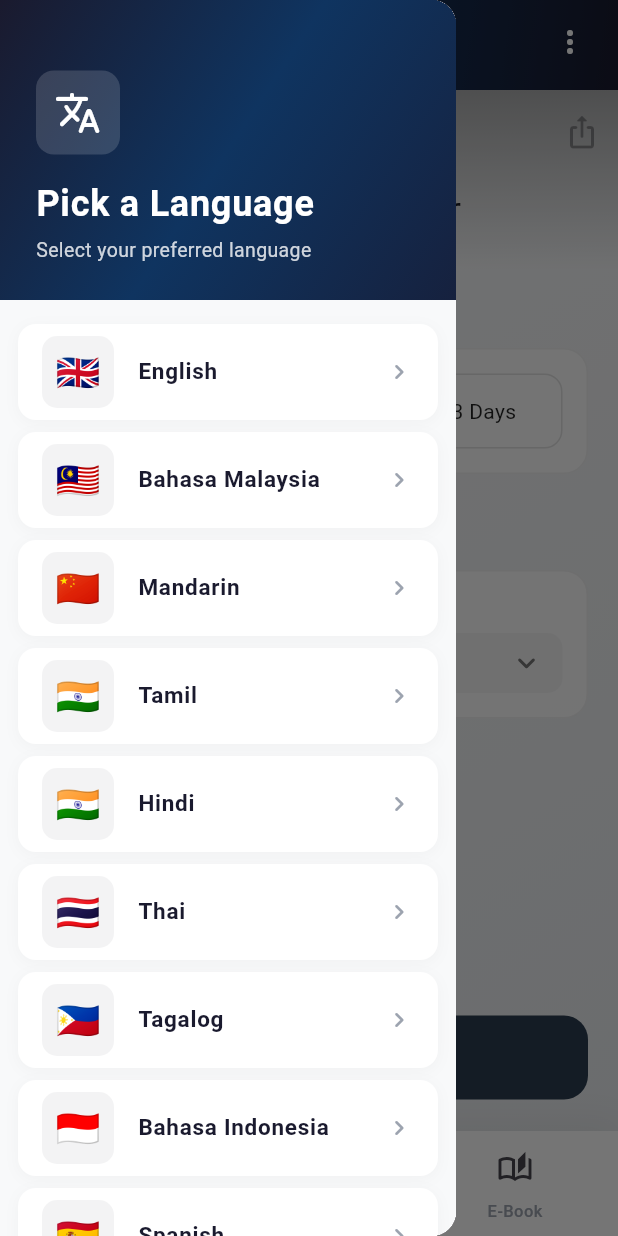
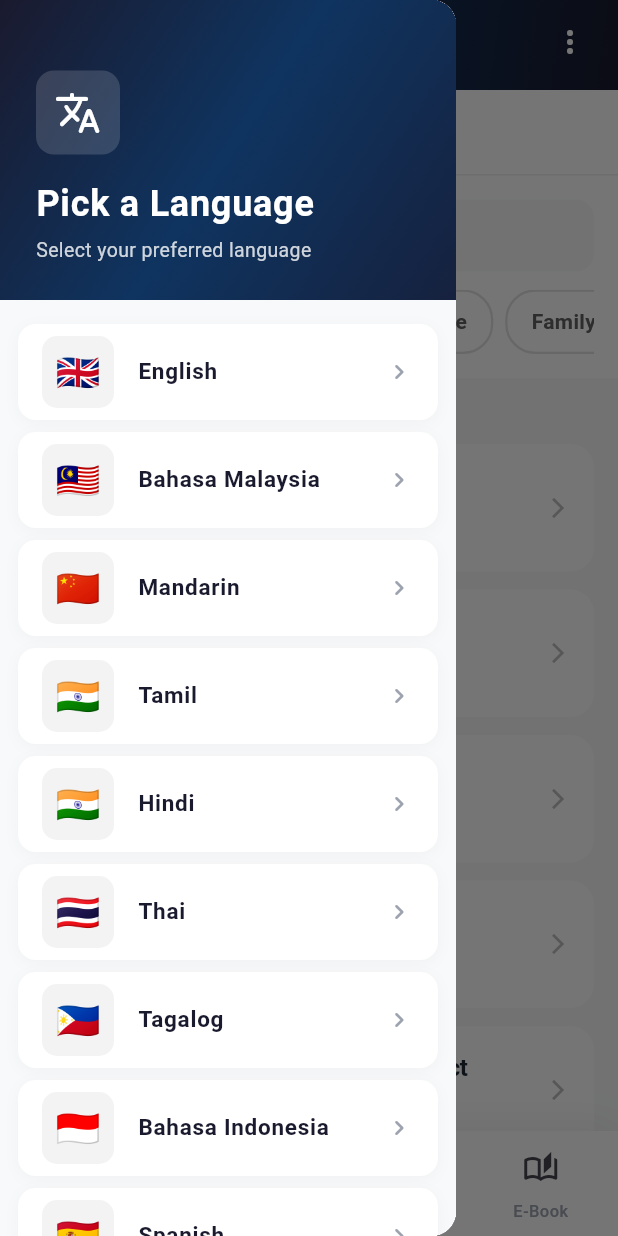
Before and after one commit to Gjlang/KV4L, a Flutter app: the screen it shows after launch, item 2 of the bottom bar chosen, with the side drawer open, on a phone screen of 412 x 824 dp. Run offline on Flutter 3.47's test engine with Material 3 defaults, Android fonts, the phone set to English and light mode, and no system bars; our stand-ins replace cached_network_image, carousel_slider, flutter_cache_manager, google_mobile_ads, package_info_plus, pdf and 4 more; missing offline and left inert: flutter_downloader, flutter_inappwebview, in_app_update; network calls fail; Roboto replaces fonts that are missing (System).

Commit message:
add ratings

```diff
--- a/lib/main.dart
+++ b/lib/main.dart
@@ -25,6 +25,7 @@ import 'ebook_page.dart';
 import 'package:in_app_update/in_app_update.dart';
 import 'generated/l10n.dart';
 import 'package:klangvalley4locals/itinerary_page.dart';
+import 'ratings_page.dart';
 
 void main() async {
   WidgetsFlutterBinding.ensureInitialized();
@@ -384,6 +385,23 @@ class _MyHomePageState extends State<MyHomePage>
                 label: S.of(context).home,
               ),
 
+              NavigationDestination(
+                selectedIcon: Container(
+                  padding: const EdgeInsets.all(8),
+                  decoration: BoxDecoration(
+                    color: const Color(0xFF1A1A2E).withOpacity(0.1),
+                    borderRadius: BorderRadius.circular(12),
+                  ),
+                  child: const Icon(
+                    Icons.star_rounded,
+                    color: Color(0xFF1A1A2E),
+                    size: 24,
+                  ),
+                ),
+                icon: const Icon(Icons.star_outline_rounded, size: 24),
+                label: 'Ratings',
+              ),
+
               // 🗺 Itinerary / Planner
               NavigationDestination(
                 selectedIcon: Container(
@@ -426,6 +444,7 @@ class _MyHomePageState extends State<MyHomePage>
           opacity: _fadeAnimation,
           child: [
             HomeScreen(),
+            const RatingsPage(),
             const ItineraryPage(),
             const BlogListScreen(),
             Ebook(),
--- /dev/null
+++ b/lib/ratings_page.dart
@@ -0,0 +1,580 @@
+import 'package:flutter/material.dart';
+import 'widgets/star_rating.dart';
+import 'services/rating_service.dart';
+
+class RatingsPage extends StatefulWidget {
+  const RatingsPage({super.key});
+
+  @override
+  State<RatingsPage> createState() => _RatingsPageState();
+}
+
+class _RatingsPageState extends State<RatingsPage> {
+  final _svc = RatingService();
+
+  // All places from kKLPlaces
+  final _places = const [
+    // ICONIC & INSTA-WORTHY
+    {
+      'id': 'petronas',
+      'title': 'Petronas Twin Towers (KLCC)',
+      'category': 'Iconic'
+    },
+    {'id': 'merdeka_square', 'title': 'Merdeka Square', 'category': 'Iconic'},
+    {'id': 'kl_tower', 'title': 'KL Tower', 'category': 'Iconic'},
+    {
+      'id': 'thean_hou_temple',
+      'title': 'Thean Hou Temple',
+      'category': 'Iconic'
+    },
+    {
+      'id': 'bukit_bintang',
+      'title': 'Bukit Bintang Shopping District',
+      'category': 'Iconic'
+    },
+    {
+      'id': 'perdana_garden',
+      'title': 'Perdana Botanical Garden',
+      'category': 'Iconic'
+    },
+
+    // FOODIE SPOTS
+    {
+      'id': 'jalan_alor',
+      'title': 'Jalan Alor Food Street',
+      'category': 'Foodie'
+    },
+    {'id': 'central_market', 'title': 'Central Market', 'category': 'Foodie'},
+    {
+      'id': 'chinatown',
+      'title': 'Petaling Street (Chinatown)',
+      'category': 'Foodie'
+    },
+    {
+      'id': 'little_india',
+      'title': 'Little India (Brickfields)',
+      'category': 'Foodie'
+    },
+    {
+      'id': 'kampung_baru',
+      'title': 'Kampung Baru Night Market',
+      'category': 'Foodie'
+    },
+    {
+      'id': 'pavilion_food',
+      'title': 'Pavilion Food Court',
+      'category': 'Foodie'
+    },
+    {'id': 'sri_hartamas', 'title': 'Desa Sri Hartamas', 'category': 'Foodie'},
+    {
+      'id': 'taman_connaught',
+      'title': 'Taman Connaught Night Market',
+      'category': 'Foodie'
+    },
+
+    // CULTURE & HERITAGE
+    {'id': 'batu_caves', 'title': 'Batu Caves', 'category': 'Culture'},
+    {
+      'id': 'islamic_arts',
+      'title': 'Islamic Arts Museum',
+      'category': 'Culture'
+    },
+    {
+      'id': 'national_museum',
+      'title': 'National Museum',
+      'category': 'Culture'
+    },
+    {
+      'id': 'national_mosque',
+      'title': 'National Mosque (Masjid Negara)',
+      'category': 'Culture'
+    },
+    {'id': 'jamek_mosque', 'title': 'Masjid Jamek', 'category': 'Culture'},
+    {
+      'id': 'petrosains',
+      'title': 'Petrosains Discovery Centre',
+      'category': 'Culture'
+    },
+    {
+      'id': 'national_gallery',
+      'title': 'National Art Gallery',
+      'category': 'Culture'
+    },
+
+    // FAMILY ATTRACTIONS
+    {'id': 'aquaria', 'title': 'Aquaria KLCC', 'category': 'Family'},
+    {'id': 'zoo_negara', 'title': 'Zoo Negara', 'category': 'Family'},
+    {'id': 'kidzania', 'title': 'KidZania Kuala Lumpur', 'category': 'Family'},
+    {'id': 'sunway_lagoon', 'title': 'Sunway Lagoon', 'category': 'Family'},
+    {'id': 'farm_city', 'title': 'Farm In The City', 'category': 'Family'},
+    {
+      'id': 'wonderland_park',
+      'title': '99 Wonderland Park',
+      'category': 'Family'
+    },
+    {
+      'id': 'splashmania',
+      'title': 'SplashMania Gamuda Cove',
+      'category': 'Family'
+    },
+    {
+      'id': 'district21',
+      'title': 'District 21 IOI City Mall',
+      'category': 'Family'
+    },
+    {'id': 'jungle_gym', 'title': 'Jungle Gym Bangsar', 'category': 'Family'},
+    {'id': 'superpark', 'title': 'SuperPark Malaysia', 'category': 'Family'},
+    {'id': 'kl_bird_park', 'title': 'KL Bird Park', 'category': 'Family'},
+    {
+      'id': 'kl_butterfly_park',
+      'title': 'KL Butterfly Park',
+      'category': 'Family'
+    },
+  ];
+
+  final Map<String, double> _ratings = {};
+  bool _isLoading = true;
+  String _searchQuery = '';
+  String? _selectedCategory;
+  final TextEditingController _searchController = TextEditingController();
+
+  @override
+  void initState() {
+    super.initState();
+    _loadAll();
+  }
+
+  @override
+  void dispose() {
+    _searchController.dispose();
+    super.dispose();
+  }
+
+  Future<void> _loadAll() async {
+    for (final p in _places) {
+      final v = await RatingService.getRating(p['id']!);
+      _ratings[p['id']!] = v ?? 0.0;
+    }
+    if (mounted) {
+      setState(() {
+        _isLoading = false;
+      });
+    }
+  }
+
+  Color _getCategoryColor(String category) {
+    switch (category) {
+      case 'Iconic':
+        return const Color(0xFF6366F1); // Indigo
+      case 'Foodie':
+        return const Color(0xFFEC4899); // Pink
+      case 'Culture':
+        return const Color(0xFF8B5CF6); // Purple
+      case 'Family':
+        return const Color(0xFF10B981); // Emerald
+      default:
+        return Colors.grey;
+    }
+  }
+
+  void _onPlaceTap(String placeId, String placeName, String category) {
+    showModalBottomSheet(
+      context: context,
+      isScrollControlled: true,
+      backgroundColor: Colors.transparent,
+      builder: (context) => Container(
+        decoration: const BoxDecoration(
+          color: Colors.white,
+          borderRadius: BorderRadius.vertical(top: Radius.circular(24)),
+        ),
+        padding: EdgeInsets.only(
+          bottom: MediaQuery.of(context).viewInsets.bottom,
+        ),
+        child: Padding(
+          padding: const EdgeInsets.all(24),
+          child: Column(
+            mainAxisSize: MainAxisSize.min,
+            crossAxisAlignment: CrossAxisAlignment.start,
+            children: [
+              Center(
+                child: Container(
+                  width: 40,
+                  height: 4,
+                  decoration: BoxDecoration(
+                    color: Colors.grey[300],
+                    borderRadius: BorderRadius.circular(2),
+                  ),
+                ),
+              ),
+              const SizedBox(height: 24),
+              Text(
+                placeName,
+                style: const TextStyle(
+                  fontSize: 24,
+                  fontWeight: FontWeight.w600,
+                  letterSpacing: -0.5,
+                ),
+              ),
+              const SizedBox(height: 8),
+              Container(
+                padding:
+                    const EdgeInsets.symmetric(horizontal: 12, vertical: 6),
+                decoration: BoxDecoration(
+                  color: _getCategoryColor(category).withOpacity(0.1),
+                  borderRadius: BorderRadius.circular(20),
+                ),
+                child: Text(
+                  category,
+                  style: TextStyle(
+                    color: _getCategoryColor(category),
+                    fontSize: 12,
+                    fontWeight: FontWeight.w600,
+                    letterSpacing: 0.5,
+                  ),
+                ),
+              ),
+              const SizedBox(height: 32),
+              Text(
+                'Rate your experience',
+                style: TextStyle(
+                  fontSize: 14,
+                  color: Colors.grey[600],
+                  fontWeight: FontWeight.w500,
+                ),
+              ),
+              const SizedBox(height: 16),
+              Center(
+                child: StarRating(
+                  value: _ratings[placeId] ?? 0.0,
+                  readOnly: false,
+                  onChanged: (newRating) async {
+                    await RatingService.setRating(placeId, newRating);
+                    setState(() {
+                      _ratings[placeId] = newRating;
+                    });
+                    if (context.mounted) {
+                      Navigator.pop(context);
+                      ScaffoldMessenger.of(context).showSnackBar(
+                        SnackBar(
+                          content: Text(
+                            '✨ Rated ${newRating.toStringAsFixed(1)} stars',
+                          ),
+                          behavior: SnackBarBehavior.floating,
+                          shape: RoundedRectangleBorder(
+                            borderRadius: BorderRadius.circular(12),
+                          ),
+                        ),
+                      );
+                    }
+                  },
+                ),
+              ),
+              const SizedBox(height: 24),
+            ],
+          ),
+        ),
+      ),
+    );
+  }
+
+  @override
+  Widget build(BuildContext context) {
+    // Filter places based on search and category
+    final filteredPlaces = _places.where((place) {
+      final matchesSearch =
+          place['title']!.toLowerCase().contains(_searchQuery.toLowerCase());
+      final matchesCategory =
+          _selectedCategory == null || place['category'] == _selectedCategory;
+      return matchesSearch && matchesCategory;
+    }).toList();
+
+    return Scaffold(
+      backgroundColor: const Color(0xFFF8F9FA),
+      appBar: AppBar(
+        backgroundColor: Colors.white,
+        elevation: 0,
+        title: const Text(
+          'Your Ratings',
+          style: TextStyle(
+            color: Color(0xFF1F2937),
+            fontWeight: FontWeight.w600,
+            letterSpacing: -0.5,
+          ),
+        ),
+        bottom: PreferredSize(
+          preferredSize: const Size.fromHeight(1),
+          child: Container(
+            height: 1,
+            color: Colors.grey[200],
+          ),
+        ),
+      ),
+      body: _isLoading
+          ? const Center(child: CircularProgressIndicator())
+          : Column(
+              children: [
+                // Search bar
+                Container(
+                  color: Colors.white,
+                  padding: const EdgeInsets.fromLTRB(16, 16, 16, 12),
+                  child: TextField(
+                    controller: _searchController,
+                    onChanged: (value) {
+                      setState(() {
+                        _searchQuery = value;
+                      });
+                    },
+                    decoration: InputDecoration(
+                      hintText: 'Search places...',
+                      hintStyle: TextStyle(color: Colors.grey[400]),
+                      prefixIcon: Icon(Icons.search, color: Colors.grey[400]),
+                      suffixIcon: _searchQuery.isNotEmpty
+                          ? IconButton(
+                              icon: const Icon(Icons.clear, size: 20),
+                              onPressed: () {
+                                _searchController.clear();
+                                setState(() {
+                                  _searchQuery = '';
+                                });
+                              },
+                            )
+                          : null,
+                      filled: true,
+                      fillColor: const Color(0xFFF8F9FA),
+                      border: OutlineInputBorder(
+                        borderRadius: BorderRadius.circular(12),
+                        borderSide: BorderSide.none,
+                      ),
+                      contentPadding: const EdgeInsets.symmetric(
+                        horizontal: 16,
+                        vertical: 12,
+                      ),
+                    ),
+                  ),
+                ),
+                // Category filters
+                Container(
+                  color: Colors.white,
+                  padding: const EdgeInsets.fromLTRB(16, 0, 16, 16),
+                  child: SingleChildScrollView(
+                    scrollDirection: Axis.horizontal,
+                    child: Row(
+                      children: [
+                        _buildCategoryChip('All', null),
+                        const SizedBox(width: 8),
+                        _buildCategoryChip('Iconic', 'Iconic'),
+                        const SizedBox(width: 8),
+                        _buildCategoryChip('Foodie', 'Foodie'),
+                        const SizedBox(width: 8),
+                        _buildCategoryChip('Culture', 'Culture'),
+                        const SizedBox(width: 8),
+                        _buildCategoryChip('Family', 'Family'),
+                      ],
+                    ),
+                  ),
+                ),
+                // Results count
+                if (filteredPlaces.isEmpty)
+                  Expanded(
+                    child: Center(
+                      child: Column(
+                        mainAxisAlignment: MainAxisAlignment.center,
+                        children: [
+                          Icon(
+                            Icons.search_off,
+                            size: 64,
+                            color: Colors.grey[300],
+                          ),
+                          const SizedBox(height: 16),
+                          Text(
+                            'No places found',
+                            style: TextStyle(
+                              fontSize: 18,
+                              fontWeight: FontWeight.w600,
+                              color: Colors.grey[600],
+                            ),
+                          ),
+                          const SizedBox(height: 8),
+                          Text(
+                            'Try adjusting your search or filters',
+                            style: TextStyle(
+                              fontSize: 14,
+                              color: Colors.grey[400],
+                            ),
+                          ),
+                        ],
+                      ),
+                    ),
+                  )
+                else
+                  Expanded(
+                    child: Column(
+                      children: [
+                        Padding(
+                          padding: const EdgeInsets.fromLTRB(16, 8, 16, 8),
+                          child: Row(
+                            children: [
+                              Text(
+                                '${filteredPlaces.length} ${filteredPlaces.length == 1 ? 'place' : 'places'}',
+                                style: TextStyle(
+                                  fontSize: 14,
+                                  fontWeight: FontWeight.w500,
+                                  color: Colors.grey[600],
+                                ),
+                              ),
+                            ],
+                          ),
+                        ),
+                        Expanded(
+                          child: ListView.builder(
+                            padding: const EdgeInsets.symmetric(
+                                horizontal: 16, vertical: 8),
+                            itemCount: filteredPlaces.length,
+                            itemBuilder: (context, i) {
+                              final p = filteredPlaces[i];
+                              final value = _ratings[p['id']] ?? 0.0;
+                              return Padding(
+                                padding: const EdgeInsets.only(bottom: 12),
+                                child: Material(
+                                  color: Colors.white,
+                                  borderRadius: BorderRadius.circular(16),
+                                  child: InkWell(
+                                    onTap: () => _onPlaceTap(
+                                      p['id']!,
+                                      p['title']!,
+                                      p['category']!,
+                                    ),
+                                    borderRadius: BorderRadius.circular(16),
+                                    child: Padding(
+                                      padding: const EdgeInsets.all(16),
+                                      child: Row(
+                                        children: [
+                                          Container(
+                                            width: 48,
+                                            height: 48,
+                                            decoration: BoxDecoration(
+                                              color: _getCategoryColor(
+                                                      p['category']!)
+                                                  .withOpacity(0.1),
+                                              borderRadius:
+                                                  BorderRadius.circular(12),
+                                            ),
+                                            child: Icon(
+                                              _getCategoryIcon(p['category']!),
+                                              color: _getCategoryColor(
+                                                  p['category']!),
+                                              size: 24,
+                                            ),
+                                          ),
+                                          const SizedBox(width: 16),
+                                          Expanded(
+                                            child: Column(
+                                              crossAxisAlignment:
+                                                  CrossAxisAlignment.start,
+                                              children: [
+                                                Text(
+                                                  p['title']!,
+                                                  style: const TextStyle(
+                                                    fontSize: 16,
+                                                    fontWeight: FontWeight.w600,
+                                                    letterSpacing: -0.3,
+                                                    color: Color(0xFF1F2937),
+                                                  ),
+                                                ),
+                                                const SizedBox(height: 6),
+                                                Row(
+                                                  children: [
+                                                    StarRating(
+                                                      value: value,
+                                                      readOnly: true,
+                                                      onChanged: (_) {},
+                                                    ),
+                                                    if (value > 0) ...[
+                                                      const SizedBox(width: 8),
+                                                      Text(
+                                                        value
+                                                            .toStringAsFixed(1),
+                                                        style: TextStyle(
+                                                          fontSize: 14,
+                                                          fontWeight:
+                                                              FontWeight.w600,
+                                                          color:
+                                                              Colors.grey[700],
+                                                        ),
+                                                      ),
+                                                    ],
+                                                  ],
+                                                ),
+                                              ],
+                                            ),
+                                          ),
+                                          Icon(
+                                            Icons.arrow_forward_ios,
+                                            size: 16,
+                                            color: Colors.grey[400],
+                                          ),
+                                        ],
+                                      ),
+                                    ),
+                                  ),
+                                ),
+                              );
+                            },
+                          ),
+                        ),
+                      ],
+                    ),
+                  ),
+              ],
+            ),
+    );
+  }
+
+  Widget _buildCategoryChip(String label, String? category) {
+    final isSelected = _selectedCategory == category;
+    final color = category != null ? _getCategoryColor(category) : Colors.grey;
+
+    return InkWell(
+      onTap: () {
+        setState(() {
+          _selectedCategory = category;
+        });
+      },
+      borderRadius: BorderRadius.circular(20),
+      child: Container(
+        padding: const EdgeInsets.symmetric(horizontal: 16, vertical: 10),
+        decoration: BoxDecoration(
+          color: isSelected ? color : Colors.transparent,
+          borderRadius: BorderRadius.circular(20),
+          border: Border.all(
+            color: isSelected ? color : Colors.grey[300]!,
+            width: 1.5,
+          ),
+        ),
+        child: Text(
+          label,
+          style: TextStyle(
+            color: isSelected ? Colors.white : Colors.grey[700],
+            fontSize: 14,
+            fontWeight: FontWeight.w600,
+          ),
+        ),
+      ),
+    );
+  }
+
+  IconData _getCategoryIcon(String category) {
+    switch (category) {
+      case 'Iconic':
+        return Icons.location_city;
+      case 'Foodie':
+        return Icons.restaurant;
+      case 'Culture':
+        return Icons.palette;
+      case 'Family':
+        return Icons.family_restroom;
+      default:
+        return Icons.place;
+    }
+  }
+}
```
Also changed, not shown: 1 other file.
